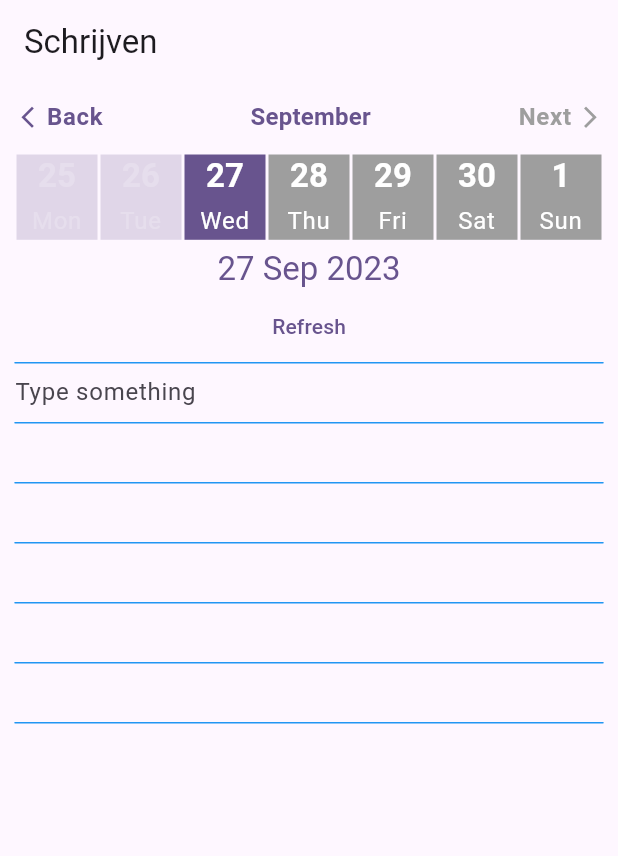
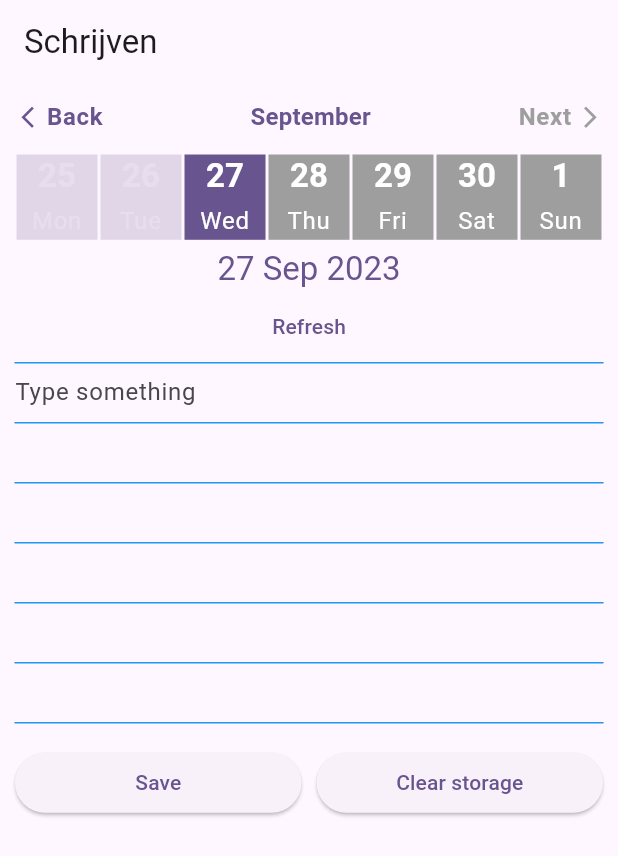
Before and after one commit to sanchitgulati/my-dutch-dairy, a Flutter app: the screen it shows after launch, after a tap on "Authenticate with Biometrics", on a phone screen of 412 x 824 dp. Shown: the top 856 px of the screen. Run offline on Flutter 3.47's test engine with Material 2 defaults, Android fonts, the phone set to English and light mode, and no system bars; drawn by our look-alikes of carousel_slider; our stand-ins replace local_auth, localstorage, logger.

Commit message:
Eod. Tired as F

```diff
--- a/lib/calender.dart
+++ b/lib/calender.dart
@@ -3,6 +3,8 @@ import 'horizontal_week_calendar.dart';
 import 'package:intl/intl.dart';
 import 'dd_text_field.dart';
 import 'question.dart';
+import 'package:localstorage/localstorage.dart';
+import 'dart:math';
 
 class Calender extends StatefulWidget {
   const Calender({super.key});
@@ -11,8 +13,80 @@ class Calender extends StatefulWidget {
   State<Calender> createState() => _HorizontalWeekCalendarPackageState();
 }
 
+class JournalEntry {
+  int questionId;
+  String text;
+
+  JournalEntry({required this.questionId, required this.text});
+
+  toJSONEncodable() {
+    Map<String, dynamic> m = Map();
+
+    m['text'] = text;
+    m['question'] = questionId;
+
+    return m;
+  }
+}
+
 class _HorizontalWeekCalendarPackageState extends State<Calender> {
   var selectedDate = DateTime.now();
+
+  String _textFieldValue = '';
+  int qId = -1;
+  Random random = Random();
+
+  void _updateTextField(String newValue) {
+    setState(() {
+      _textFieldValue = newValue; // Update the text value in the parent's state
+    });
+  }
+
+  final LocalStorage storage = new LocalStorage('some_key');
+
+  JournalEntry item = JournalEntry(questionId: 1, text: '');
+
+  _addItem() {
+    item.text = _textFieldValue;
+    _saveToStorage();
+  }
+
+  _saveToStorage() {
+    storage.setItem(
+        DateFormat('dd_MMM_yyyy').format(selectedDate), item.toJSONEncodable());
+    print("_saveToStorage " + item.toJSONEncodable().toString());
+  }
+
+  _getState() {
+    setState(() {
+      var temp =
+          storage.getItem(DateFormat('dd_MMM_yyyy').format(selectedDate));
+      if (temp != null) print("_getState " + temp['text']);
+      print(selectedDate);
+      if (temp != null) {
+        print("_getState " + temp.toString());
+        _textFieldValue = temp['text'];
+        qId = temp['question'];
+      } else {
+        var newQnAIndex = random.nextInt(19);
+        _textFieldValue = '';
+        qId = newQnAIndex;
+      }
+      print(" in set State " + _textFieldValue);
+    });
+  }
+
+  _clearStorage() async {
+    await storage.clear();
+  }
+
+  void _onQuestionChange(int id) {
+    print("_onQuestionChange " + id.toString());
+    setState(() {
+      item.questionId = id;
+      _saveToStorage();
+    });
+  }
 
   @override
   Widget build(BuildContext context) {
@@ -33,12 +107,46 @@ class _HorizontalWeekCalendarPackageState extends State<Calender> {
       ],
     );
 
-    Widget textSection = const Question();
+    Widget textSection =
+        Question(questionId: qId, onChanged: _onQuestionChange);
+
+    void onDateChange(DateTime date) {
+      setState(() {
+        selectedDate = date;
+      });
+      _getState();
+    }
+
+    Widget dd = DdTextField(
+      text: _textFieldValue,
+      onChanged: _updateTextField,
+    );
 
     Widget listView = ListView(children: [
       selectedDateWidget,
       textSection,
-      DdTextField(title: 'How did you start your morning?'),
+      dd,
+      Row(
+        children: [
+          Expanded(
+            child: ElevatedButton(
+              onPressed: () {
+                _addItem();
+              },
+              child: const Text('Save'),
+            ),
+          ),
+          const SizedBox(width: 10),
+          Expanded(
+            child: ElevatedButton(
+              onPressed: () {
+                _clearStorage();
+              },
+              child: const Text('Clear storage'),
+            ),
+          ),
+        ],
+      )
     ]);
 
     return Scaffold(
@@ -64,12 +172,7 @@ class _HorizontalWeekCalendarPackageState extends State<Calender> {
                   // activeNavigatorColor: Colors.purple,
                   // inactiveNavigatorColor: Colors.grey,
                   // monthColor: Colors.purple,
-                onDateChange: (date) {
-                  setState(() {
-                    selectedDate = date;
-                  });
-                },
-              ),
+                  onDateChange: onDateChange),
               Expanded(
                 child: listView,
               )
--- a/lib/dd_text_field.dart
+++ b/lib/dd_text_field.dart
@@ -4,35 +4,54 @@ import 'package:logger/logger.dart';
 final logger = Logger();
 
 class DdTextField extends StatefulWidget {
-  const DdTextField({super.key, required this.title});
+  const DdTextField({super.key, required this.text, required this.onChanged});
 
-  final String title;
+  final String text;
+  final ValueChanged<String> onChanged;
+  @override
+  State<DdTextField> createState() => _DdTextFieldState();
+}
+
+class _DdTextFieldState extends State<DdTextField> {
+  TextEditingController _controller = TextEditingController();
 
   @override
-  State<DdTextField> createState() => _MyHomePageState();
-}
-
-class _MyHomePageState extends State<DdTextField> {
-  String inputValue = ''; // Variable to store the current text field value
+  void initState() {
+    super.initState();
+    _controller = TextEditingController(text: widget.text);
+  }
 
   // Function to be called when the text field value changes
   void handleTextChange(String value) {
     setState(() {
-      inputValue = value; // Update the inputValue variable
+      // Call the callback function to notify the parent of the text change
+      widget.onChanged(_controller.text);
     });
+  }
+
+  void editingComplete() {}
+
+  @override
+  void dispose() {
+    _controller.dispose();
+    super.dispose();
   }
 
   @override
   Widget build(BuildContext context) {
+    _controller.text = widget.text;
     return Center(
         child: CustomPaint(
       foregroundPainter: PagePainter(),
       child: TextField(
+        controller: _controller,
         keyboardType: TextInputType.multiline,
         minLines: 10,
         maxLines: null,
-        onChanged:
-            handleTextChange, // Call this function when the text field changes
+        onEditingComplete: editingComplete,
+        onChanged: (newValue) {
+          widget.onChanged(newValue); // Notify the parent of changes
+        },
         decoration: const InputDecoration(
           border: InputBorder.none,
           hintText: 'Type something', // Shown when the field is empty
--- a/lib/loading_screen.dart
+++ b/lib/loading_screen.dart
@@ -32,9 +32,18 @@ class _LoadingScreenState extends State<LoadingScreen> {
       } else {
         // Biometric authentication failed or user canceled
         // Handle this as needed
+
+        ScaffoldMessenger.of(context).showSnackBar(const SnackBar(
+          content: Text("Failed or Cancelled"),
+        ));
+        proceed();
       }
     } catch (e) {
       // Handle errors
+      proceed();
+      ScaffoldMessenger.of(context).showSnackBar(const SnackBar(
+        content: Text("Handle errors"),
+      ));
     }
   }
 
@@ -65,15 +74,25 @@ class _LoadingScreenState extends State<LoadingScreen> {
             },
             child: const Text('Authenticate with Biometrics'),
           )
-        : const SizedBox();
+        : TextButton(
+            onPressed: () async {
+              final hasBiometrics = await checkBiometrics();
+              if (hasBiometrics) {
+                await authenticate();
+              } else {
+                proceed();
+                // Biometrics not available on this device
+              }
+            },
+            child: const Text('Continue'),
+          );
   }
 
   @override
   Widget build(BuildContext context) {
     return Scaffold(
       body: Center(
-        child: Stack(
-          alignment: Alignment.center,
+        child: Column(
           children: [
             Image.asset('assets/images/logo.png'),
             showBiometrics(),
--- a/lib/question.dart
+++ b/lib/question.dart
@@ -11,7 +11,10 @@ class QnA {
 }
 
 class Question extends StatefulWidget {
-  const Question({super.key});
+  const Question(
+      {super.key, required this.questionId, required this.onChanged});
+  final int questionId;
+  final ValueChanged<int> onChanged;
 
   @override
   // ignore: library_private_types_in_public_api
@@ -75,7 +78,8 @@ class _QuestionState extends State<Question> {
 
       setState(() {
         qnaList = qnas;
-        _pickRandomQnA();
+        _pickQ(widget.questionId);
+        // _pickRandomQnA();
       });
     } catch (e) {
       print('Error loading Q&A data: $e');
@@ -91,6 +95,23 @@ class _QuestionState extends State<Question> {
         pillWidgets = keyValuePairs.map((entry) {
           return PillWidget(label: entry.key, label2: entry.value);
         }).toList();
+
+        widget.onChanged(newQnAIndex);
+      });
+    }
+  }
+
+  void _pickQ(int id) {
+    if (id == -1) {
+      _pickRandomQnA();
+      return;
+    }
+    if (qnaList.isNotEmpty) {
+      setState(() {
+        final keyValuePairs = qnaList[id].keyValuePairs;
+        pillWidgets = keyValuePairs.map((entry) {
+          return PillWidget(label: entry.key, label2: entry.value);
+        }).toList();
       });
     }
   }
@@ -99,6 +120,8 @@ class _QuestionState extends State<Question> {
 
   @override
   Widget build(BuildContext context) {
+    currentQnAIndex = widget.questionId;
+    print("currentQnAIndex " + widget.questionId.toString());
     return Column(
       mainAxisAlignment: MainAxisAlignment.center,
       children: <Widget>[
@@ -108,7 +131,7 @@ class _QuestionState extends State<Question> {
             style: const TextStyle(fontSize: 24),
           ),
         if (currentQnAIndex != -1)
-          Column(
+          Row(
             children: pillWidgets,
           ),
         TextButton(
--- a/pubspec.yaml
+++ b/pubspec.yaml
@@ -41,6 +41,7 @@ dependencies:
   intl: ^0.18.1
   carousel_slider: ^4.2.1
   local_auth: ^2.1.7
+  localstorage: ^4.0.1+4
 
 dev_dependencies:
   flutter_test:
```
Also changed, not shown: pubspec.lock, 1 other file. Lines whose indentation alone changed are shown as unchanged.
